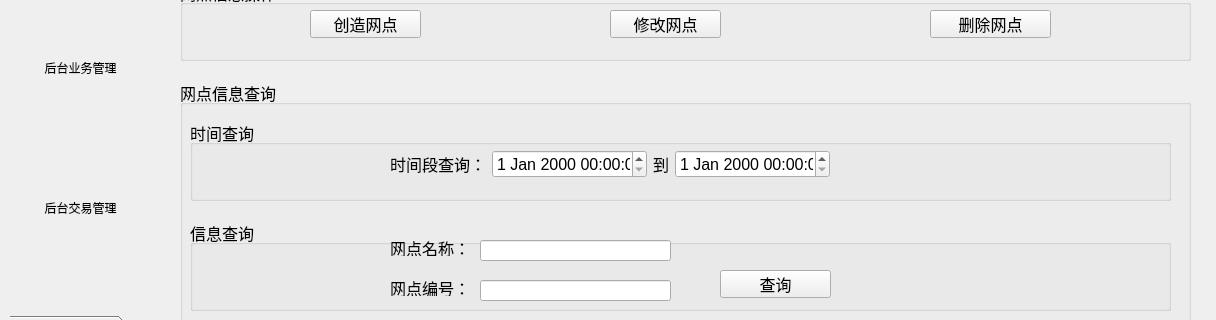
Above: Background_Management/mainwindow.ui from Dragon-xl/Mytest before the change; both pictures show x 0 to 1216 and y 370 to 690 of the 1216 by 773 pixel window. Below: the same form after it.
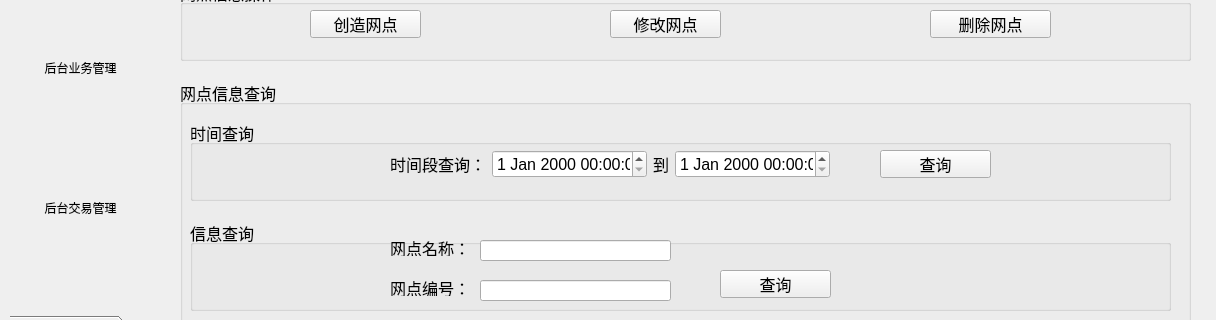
That is the form after the change. Icons and pictures are not drawn. Custom widgets are drawn as their Qt base class.

Commit message: update ui Signed-off-by: dragon <1805097512@qq.com>

```diff
--- a/Background_Management/mainwindow.ui
+++ b/Background_Management/mainwindow.ui
@@ -713,7 +713,7 @@
        <property name="title">
         <string>时间查询</string>
        </property>
-       <widget class="QWidget" name="">
+       <widget class="QWidget" name="layoutWidget">
         <property name="geometry">
          <rect>
           <x>200</x>
@@ -745,6 +745,19 @@
          </item>
         </layout>
        </widget>
+       <widget class="QPushButton" name="pushButton_search_time">
+        <property name="geometry">
+         <rect>
+          <x>690</x>
+          <y>30</y>
+          <width>111</width>
+          <height>28</height>
+         </rect>
+        </property>
+        <property name="text">
+         <string>查询</string>
+        </property>
+       </widget>
       </widget>
       <widget class="QGroupBox" name="groupBox_7">
        <property name="geometry">
@@ -826,7 +839,7 @@
      </widget>
     </widget>
    </widget>
-   <widget class="QWidget" name="">
+   <widget class="QWidget" name="layoutWidget">
     <property name="geometry">
      <rect>
       <x>0</x>
```
Left out of the diff: 30 changed lines with no effect on the pictures. The commit also changes 3 other files.
